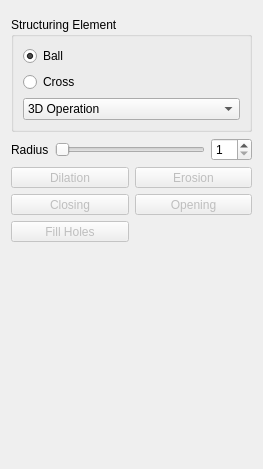
Above: Plugins/org.mitk.gui.qt.segmentation/src/internal/SegmentationUtilities/MorphologicalOperations/QmitkMorphologicalOperationsWidgetControls.ui from MITK/MITK before the change. Below: the same form after it.
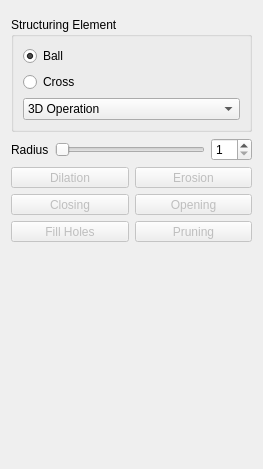
That is the form after the change. Icons and pictures are not drawn. Custom widgets are drawn as their Qt base class.

Commit message: Extended Segmentation module: Added Threshold Components tool, Pruning utility, and ability for Clipping Plane to crop segmentations

Patch:
```diff
--- a/Plugins/org.mitk.gui.qt.segmentation/src/internal/SegmentationUtilities/MorphologicalOperations/QmitkMorphologicalOperationsWidgetControls.ui
+++ b/Plugins/org.mitk.gui.qt.segmentation/src/internal/SegmentationUtilities/MorphologicalOperations/QmitkMorphologicalOperationsWidgetControls.ui
@@ -254,6 +254,38 @@
        </property>
       </widget>
      </item>
+     <item row="2" column="1">
+      <widget class="QToolButton" name="btnPruning">
+       <property name="enabled">
+        <bool>false</bool>
+       </property>
+       <property name="sizePolicy">
+        <sizepolicy hsizetype="Minimum" vsizetype="Fixed">
+         <horstretch>0</horstretch>
+         <verstretch>0</verstretch>
+        </sizepolicy>
+       </property>
+       <property name="toolTip">
+        <string>Prunes spurs for a given number of iterations (use radius slider)</string>
+       </property>
+       <property name="text">
+        <string>Pruning</string>
+       </property>
+       <property name="icon">
+        <iconset resource="../../../../resources/MorphologicalOperationsWidget.qrc">
+         <normaloff>:/SegmentationUtilities/MorphologicalOperations/Pruning_48x48.png</normaloff>:/SegmentationUtilities/MorphologicalOperations/Pruning_48x48.png</iconset>
+       </property>
+       <property name="iconSize">
+        <size>
+         <width>32</width>
+         <height>32</height>
+        </size>
+       </property>
+       <property name="toolButtonStyle">
+        <enum>Qt::ToolButtonTextUnderIcon</enum>
+       </property>
+      </widget>
+     </item>
     </layout>
    </item>
    <item>
```
The commit also changes 27 other files.
